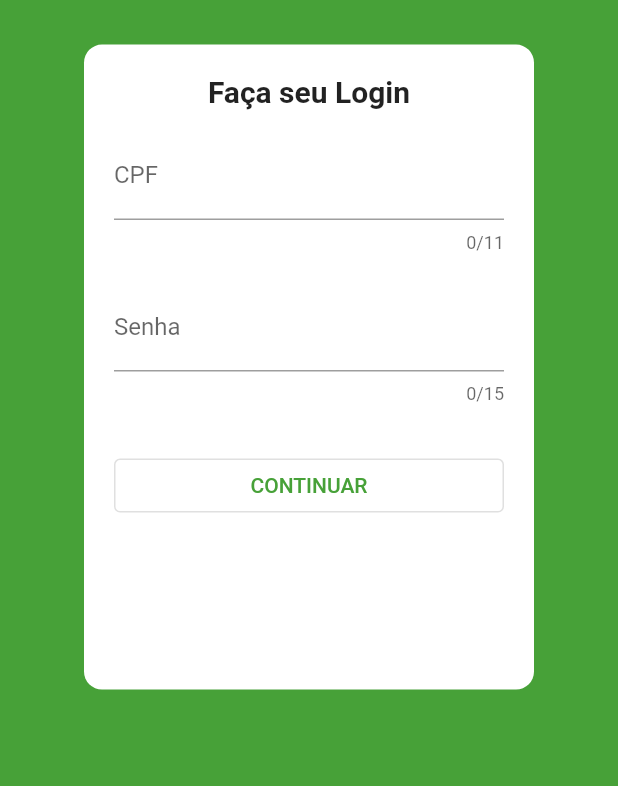
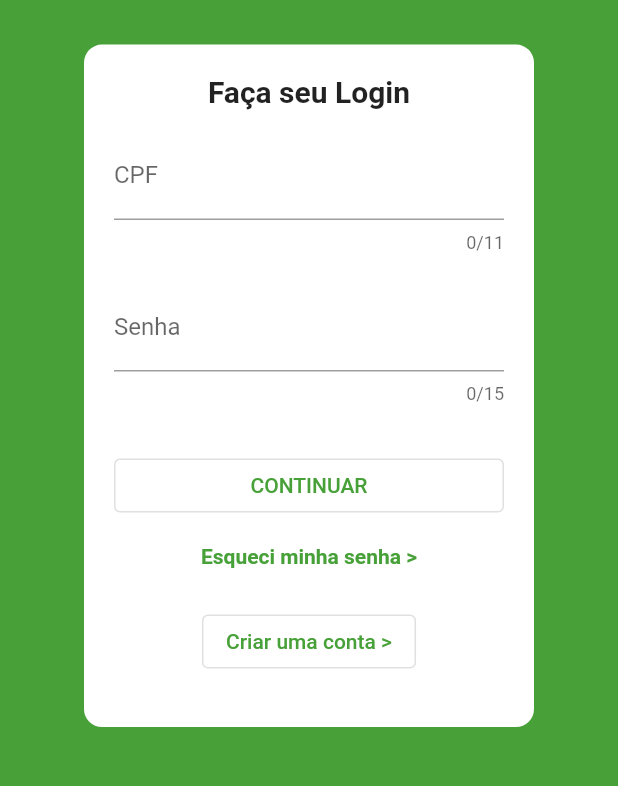
Before and after one commit to habyb/flutter-forms, a Flutter app: the screen it shows after launch, after a tap on "CONTINUAR", on a phone screen of 412 x 824 dp, the part 147-933 px from its top. Run offline on Flutter 3.47's test engine with Material 2 defaults, Android fonts, the phone set to English and light mode, and no system bars.

```diff
--- a/lib/screens/autenticacao/login.dart
+++ b/lib/screens/autenticacao/login.dart
@@ -1,4 +1,5 @@
 import 'package:flutter/material.dart';
+import 'package:flutterforms/screens/dashboard/dashboard.dart';
 
 class Login extends StatelessWidget {
   final TextEditingController _cpfController = TextEditingController();
@@ -26,7 +27,7 @@ class Login extends StatelessWidget {
                 alignment: Alignment.center,
                 child: Container(
                   width: 300,
-                  height: 430,
+                  height: 455,
                   decoration: BoxDecoration(
                     color: Colors.white,
                     borderRadius: BorderRadius.circular(12),
@@ -66,12 +67,37 @@ class Login extends StatelessWidget {
                           child: OutlinedButton(
                             child: Text('CONTINUAR'),
                             style: OutlinedButton.styleFrom(
-                              primary: Theme.of(context).accentColor
-                            ),
+                                primary: Theme.of(context).accentColor),
                             onPressed: () {
-                              print('Pressed');
+                              if (_validaCampos()) {
+                                Navigator.pushAndRemoveUntil(
+                                    context,
+                                    MaterialPageRoute(
+                                      builder: (context) => Dashboard(),
+                                    ),
+                                    (route) => false);
+                              }
                             },
                           ),
+                        ),
+                        SizedBox(
+                          height: 15,
+                        ),
+                        Text(
+                          'Esqueci minha senha >',
+                          style: TextStyle(
+                            color: Theme.of(context).accentColor,
+                            fontWeight: FontWeight.bold,
+                          ),
+                        ),
+                        SizedBox(
+                          height: 25,
+                        ),
+                        OutlinedButton(
+                          child: Text('Criar uma conta >'),
+                          style: OutlinedButton.styleFrom(
+                              primary: Theme.of(context).accentColor),
+                          onPressed: () {},
                         ),
                       ],
                     ),
@@ -88,4 +114,11 @@ class Login extends StatelessWidget {
       backgroundColor: Theme.of(context).accentColor,
     );
   }
+
+  bool _validaCampos() {
+    if (_cpfController.text.length > 0 && _senhaController.text.length > 0)
+      return true;
+
+    return false;
+  }
 }
```
